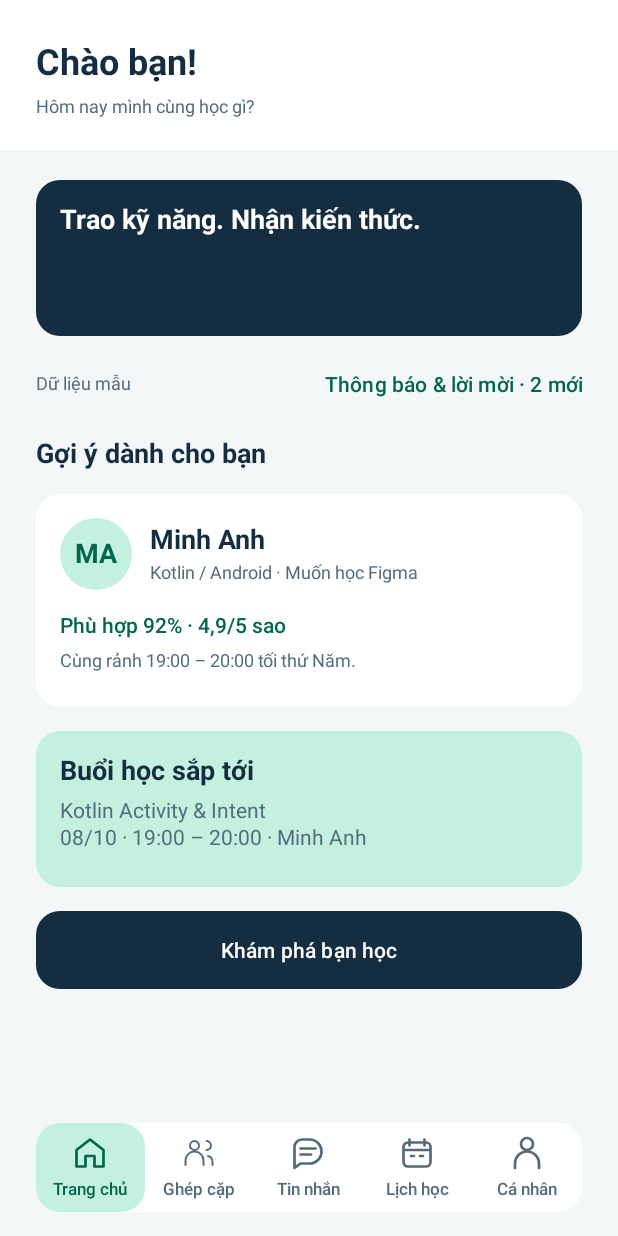
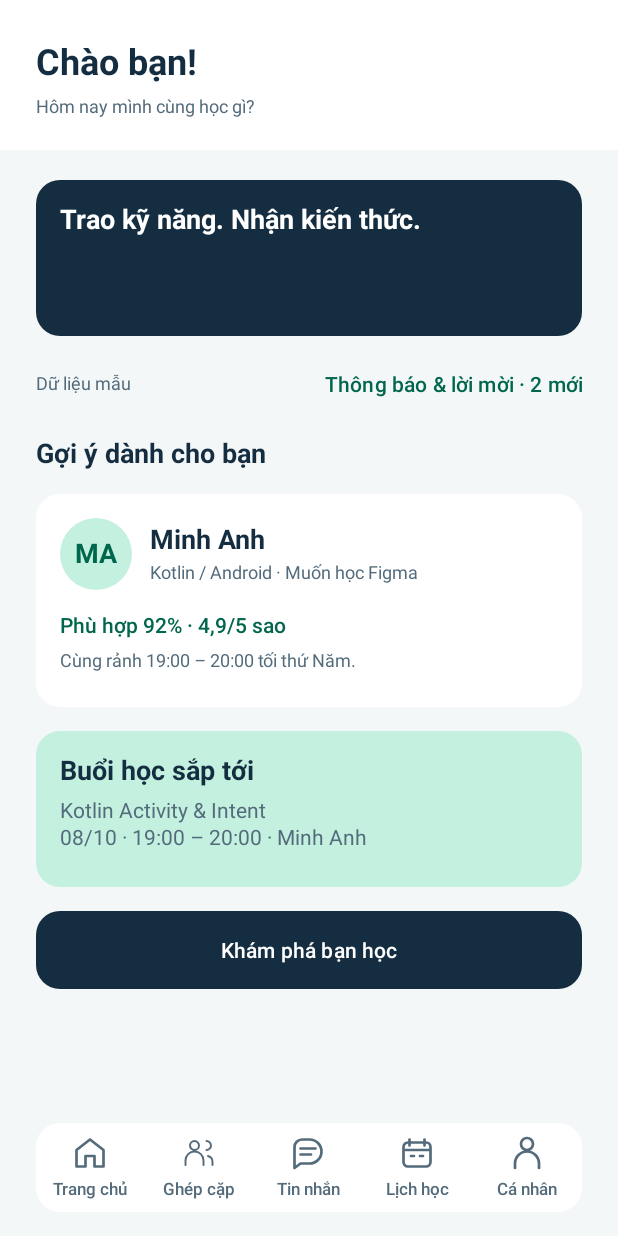
Before and after one commit to HuynhNAnh/Co-Study, an Android app: the layout activity_home.xml on its own in the app's theme, with its tools: preview values and no code run, on a phone screen of 412 x 824 dp. Run offline under Robolectric (Android 15) with nearby library versions, the phone set to English and light mode, and no system bars.

Commit message:
Xây dựng màn hình khám phá bạn học Co-Study

```diff
--- a/app/src/main/AndroidManifest.xml
+++ b/app/src/main/AndroidManifest.xml
@@ -43,6 +43,10 @@
         <activity
             android:name=".feature.learner.ui.home.HomeActivity"
             android:exported="false" />
+        <activity
+            android:name=".feature.learner.ui.discovery.DiscoveryActivity"
+            android:exported="false"
+            android:windowSoftInputMode="adjustResize" />
     </application>
 
 </manifest>
--- a/app/src/main/res/layout/activity_home.xml
+++ b/app/src/main/res/layout/activity_home.xml
@@ -171,43 +171,7 @@
         </LinearLayout>
     </ScrollView>
 
-    <LinearLayout
-        android:layout_width="match_parent"
-        android:layout_height="wrap_content"
-        android:layout_marginStart="@dimen/co_study_space_24"
-        android:layout_marginEnd="@dimen/co_study_space_24"
-        android:layout_marginBottom="@dimen/co_study_space_16"
-        android:background="@drawable/bg_co_study_card"
-        android:orientation="horizontal">
-
-        <androidx.appcompat.widget.AppCompatButton
-            android:id="@+id/home_tab"
-            style="@style/Widget.CoStudy.Home.Tab.Current"
-            android:text="@string/home_tab_home"
-            app:drawableTopCompat="@drawable/ic_home" />
-
-        <androidx.appcompat.widget.AppCompatButton
-            android:id="@+id/match_tab"
-            style="@style/Widget.CoStudy.Home.Tab"
-            android:text="@string/home_tab_match"
-            app:drawableTopCompat="@drawable/ic_study_partners" />
-
-        <androidx.appcompat.widget.AppCompatButton
-            android:id="@+id/messages_tab"
-            style="@style/Widget.CoStudy.Home.Tab"
-            android:text="@string/home_tab_messages"
-            app:drawableTopCompat="@drawable/ic_message" />
-
-        <androidx.appcompat.widget.AppCompatButton
-            android:id="@+id/schedule_tab"
-            style="@style/Widget.CoStudy.Home.Tab"
-            android:text="@string/home_tab_schedule"
-            app:drawableTopCompat="@drawable/ic_study_calendar" />
-
-        <androidx.appcompat.widget.AppCompatButton
-            android:id="@+id/profile_tab"
-            style="@style/Widget.CoStudy.Home.Tab"
-            android:text="@string/home_tab_profile"
-            app:drawableTopCompat="@drawable/ic_person" />
-    </LinearLayout>
+    <include
+        android:id="@+id/learner_navigation"
+        layout="@layout/view_learner_navigation" />
 </LinearLayout>
--- /dev/null
+++ b/app/src/main/res/layout/view_learner_navigation.xml
@@ -0,0 +1,41 @@
+<?xml version="1.0" encoding="utf-8"?>
+<LinearLayout xmlns:android="http://schemas.android.com/apk/res/android"
+    xmlns:app="http://schemas.android.com/apk/res-auto"
+    android:layout_width="match_parent"
+    android:layout_height="wrap_content"
+    android:layout_marginStart="@dimen/co_study_space_24"
+    android:layout_marginEnd="@dimen/co_study_space_24"
+    android:layout_marginBottom="@dimen/co_study_space_16"
+    android:background="@drawable/bg_co_study_card"
+    android:orientation="horizontal">
+
+    <androidx.appcompat.widget.AppCompatButton
+        android:id="@+id/home_tab"
+        style="@style/Widget.CoStudy.Learner.Tab"
+        android:text="@string/home_tab_home"
+        app:drawableTopCompat="@drawable/ic_home" />
+
+    <androidx.appcompat.widget.AppCompatButton
+        android:id="@+id/match_tab"
+        style="@style/Widget.CoStudy.Learner.Tab"
+        android:text="@string/home_tab_match"
+        app:drawableTopCompat="@drawable/ic_study_partners" />
+
+    <androidx.appcompat.widget.AppCompatButton
+        android:id="@+id/messages_tab"
+        style="@style/Widget.CoStudy.Learner.Tab"
+        android:text="@string/home_tab_messages"
+        app:drawableTopCompat="@drawable/ic_message" />
+
+    <androidx.appcompat.widget.AppCompatButton
+        android:id="@+id/schedule_tab"
+        style="@style/Widget.CoStudy.Learner.Tab"
+        android:text="@string/home_tab_schedule"
+        app:drawableTopCompat="@drawable/ic_study_calendar" />
+
+    <androidx.appcompat.widget.AppCompatButton
+        android:id="@+id/profile_tab"
+        style="@style/Widget.CoStudy.Learner.Tab"
+        android:text="@string/home_tab_profile"
+        app:drawableTopCompat="@drawable/ic_person" />
+</LinearLayout>
--- a/app/src/main/res/values/styles.xml
+++ b/app/src/main/res/values/styles.xml
@@ -141,7 +141,7 @@
         <item name="android:paddingBottom">@dimen/co_study_space_4</item>
         <item name="android:textColorHint">@color/co_study_muted</item>
     </style>
-    <style name="Widget.CoStudy.Home.Tab" parent="Widget.AppCompat.Button.Borderless">
+    <style name="Widget.CoStudy.Learner.Tab" parent="Widget.AppCompat.Button.Borderless">
         <item name="android:layout_width">0dp</item>
         <item name="android:layout_height">wrap_content</item>
         <item name="android:layout_weight">1</item>
@@ -158,10 +158,4 @@
         <item name="drawableTint">@color/co_study_muted</item>
     </style>
 
-    <style name="Widget.CoStudy.Home.Tab.Current" parent="Widget.CoStudy.Home.Tab">
-        <item name="android:background">@drawable/bg_auth_notice</item>
-        <item name="android:clickable">false</item>
-        <item name="android:textColor">@color/co_study_green</item>
-        <item name="drawableTint">@color/co_study_green</item>
-    </style>
 </resources>
```
Also changed, not shown: app/src/main/java/com/ute/co_study/feature/learner/ui/LearnerNavigation.kt (added, +26 -0 lines), app/src/main/java/com/ute/co_study/feature/learner/ui/discovery/DiscoveryActivity.kt (added, +54 -0 lines), app/src/main/java/com/ute/co_study/feature/learner/ui/home/HomeActivity.kt (+9 -12 lines), app/src/main/java/com/ute/co_study/feature/learner/viewmodel/discovery/DiscoveryViewModel.kt (added, +29 -0 lines), app/src/main/res/drawable/ic_search.xml (added, +12 -0 lines), app/src/main/res/layout/activity_discovery.xml (added, +175 -0 lines), app/src/main/res/values/strings.xml (+10 -0 lines).
